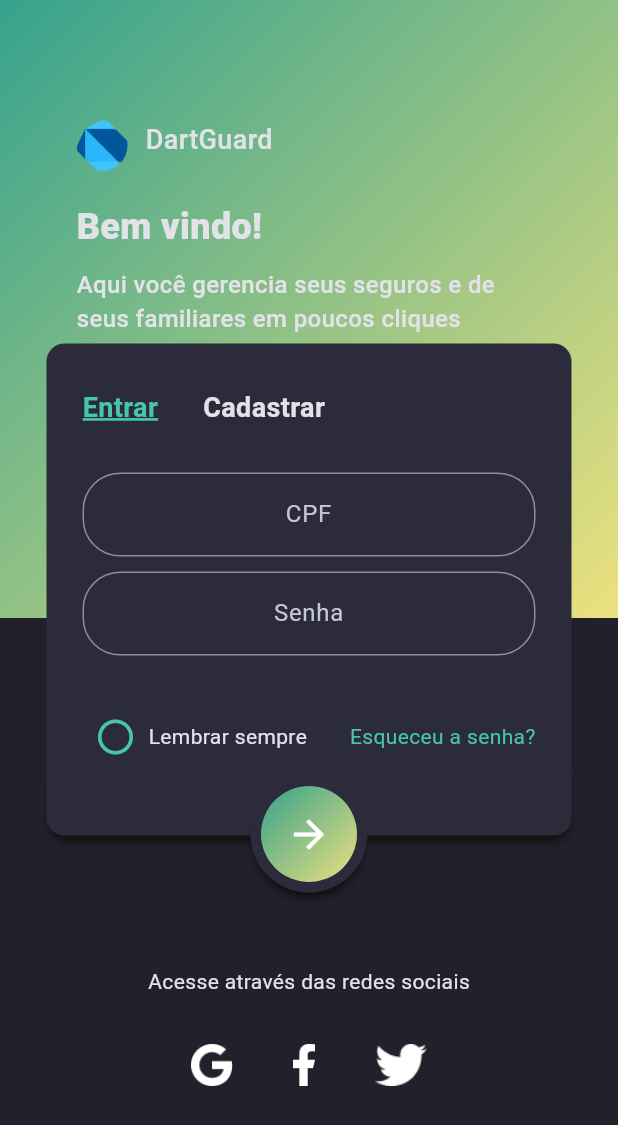
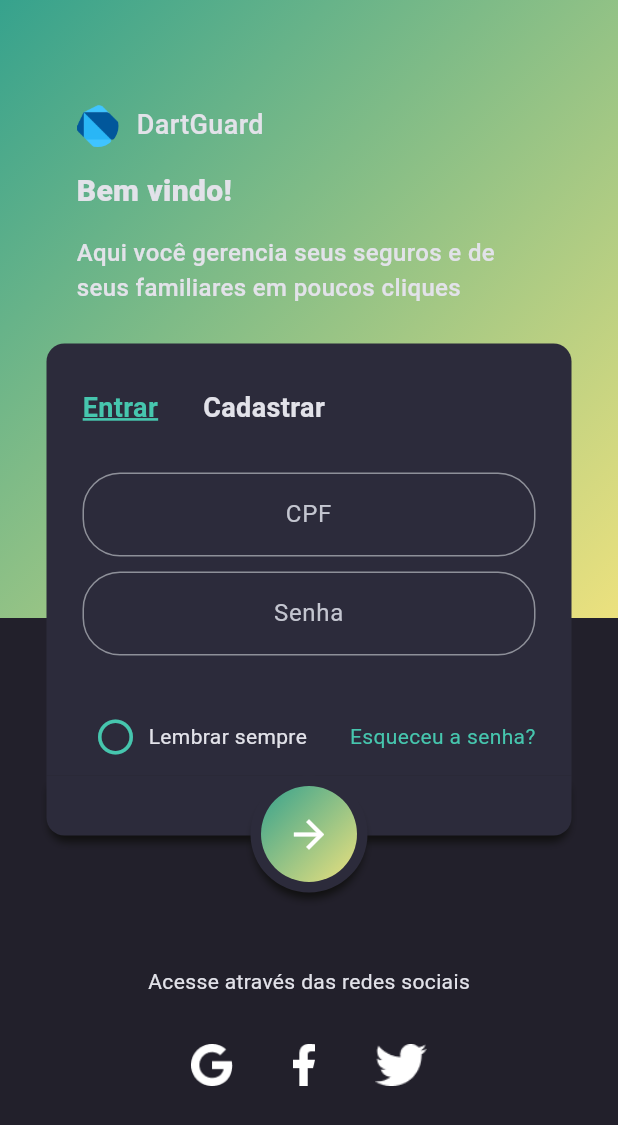
Before and after one commit to victorfidelis/DartGuard, a Flutter app: the screen it shows after launch, on a phone screen of 412 x 824 dp. Shown: the top 1125 px of the screen. Run offline on Flutter 3.47's test engine with Material 3 defaults, Android fonts, the phone set to English and light mode, and no system bars; our stand-ins replace cloud_firestore, firebase_auth, firebase_core, webview_flutter; accounts and stored records are empty.

Commit message:
ajustando responsidade da tela de login

```diff
--- a/dart_guard/lib/app/modules/main/views/login/login_view.dart
+++ b/dart_guard/lib/app/modules/main/views/login/login_view.dart
@@ -15,6 +15,8 @@ class LoginView extends StatefulWidget {
 class _LoginViewState extends State<LoginView> {
   @override
   Widget build(BuildContext context) {
+    final bool desktop = MediaQuery.of(context).size.width > 600;
+
     return Scaffold(
       body: Stack(
         children: [
@@ -35,17 +37,18 @@ class _LoginViewState extends State<LoginView> {
             child: SizedBox(
               width: MediaQuery.of(context).size.width,
               child: Padding(
-                padding: EdgeInsets.only(left: 50, top: 80, right: 50),
+                padding: EdgeInsets.only(left: 50, top: kIsWeb ? 28 : 70, right: 50),
                 child: Column(
-                  crossAxisAlignment: kIsWeb ? CrossAxisAlignment.center : CrossAxisAlignment.start,
+                  crossAxisAlignment: desktop ? CrossAxisAlignment.center : CrossAxisAlignment.start,
                   children: [
-                    SizedBox(height: 34, child: AppLogo()),
-                    SizedBox(height: 20),
-                    Text('Bem vindo!', style: TextStyle(fontSize: 24, fontWeight: FontWeight.w900)),
-                    SizedBox(height: 10),
+                    SizedBox(height: 28, child: AppLogo()),
+                    SizedBox(height: 15),
+                    Text('Bem vindo!', style: TextStyle(fontSize: 20, fontWeight: FontWeight.w900)),
+                    SizedBox(height: 15),
                     Text(
                       'Aqui você gerencia seus seguros e de seus familiares em poucos cliques',
                       style: TextStyle(fontSize: 16, fontWeight: FontWeight.w500),
+                      textAlign: desktop ? TextAlign.center : TextAlign.start,
                     ),
                   ],
                 ),
```
Also changed, not shown: dart_guard/firebase.json, 2 other files.
